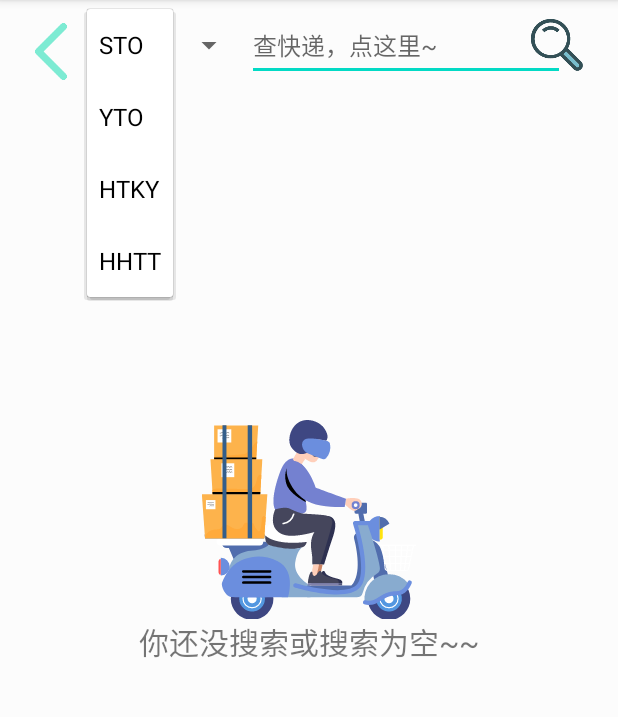
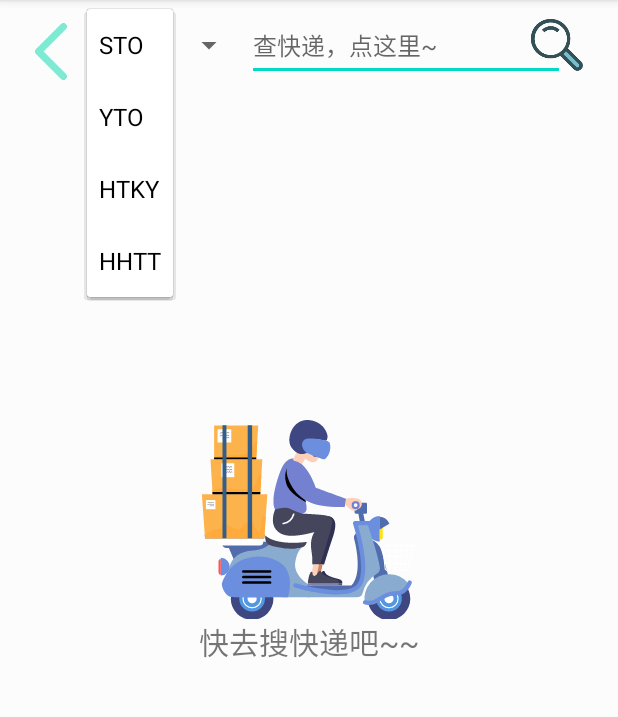
Before and after one commit to dengjingli/Express, an Android app: the screen it shows after launch (MainActivity), after a tap on "STO", on a phone screen of 412 x 824 dp, the part 84-801 px from its top. Run offline under Robolectric (Android 15) with nearby library versions, the phone set to English and light mode, and no system bars.

Commit message:
adapter修改

```diff
--- a/app/src/main/java/com/swufeedu/express/MainActivity.java
+++ b/app/src/main/java/com/swufeedu/express/MainActivity.java
@@ -48,8 +48,5 @@ public class MainActivity extends AppCompatActivity {
         Intent intent = new Intent(this,ListActivity.class);
         startActivity(intent);
 
-
-
-
     }
 }
--- a/app/src/main/java/com/swufeedu/express/MyAdapter.java
+++ b/app/src/main/java/com/swufeedu/express/MyAdapter.java
@@ -5,6 +5,7 @@ import android.view.LayoutInflater;
 import android.view.View;
 import android.view.ViewGroup;
 
+import android.widget.LinearLayout;
 import android.widget.TextView;
 
 import androidx.recyclerview.widget.RecyclerView;
@@ -47,6 +48,9 @@ public class MyAdapter extends RecyclerView.Adapter<MyAdapter.ViewHolder> {
         Item itemList = myItems.get(position);
         holder.station.setText(itemList.getStation());
         holder.time.setText(itemList.getTime());
+        ViewHolder itemViewHolder = (ViewHolder) holder;
+        ViewGroup.LayoutParams layoutParams = itemViewHolder.itemView.getLayoutParams();
+        layoutParams.height = LinearLayout.LayoutParams.WRAP_CONTENT;
     }
 
 
--- a/app/src/main/res/layout/activity_list.xml
+++ b/app/src/main/res/layout/activity_list.xml
@@ -16,7 +16,7 @@
             android:layout_height="48dp"
             android:layout_marginLeft="10dp"
             android:layout_marginTop="5dp"
-            android:onClick="onClick"
+            android:onClick="save"
             android:paddingTop="10dp"
             app:srcCompat="@mipmap/back"
             tools:ignore="SpeakableTextPresentCheck" />
@@ -59,6 +59,7 @@
             android:src="@mipmap/search"
             tools:ignore="SpeakableTextPresentCheck" />
     </RelativeLayout>
+
 
     <RelativeLayout
 
--- a/app/src/main/res/layout/activity_main.xml
+++ b/app/src/main/res/layout/activity_main.xml
@@ -74,7 +74,7 @@
         android:id="@+id/search_null"
         android:layout_width="match_parent"
         android:layout_height="wrap_content"
-        android:text="你还没搜索或搜索为空~~"
+        android:text="快去搜快递吧~~"
         android:gravity="center"
         android:textSize="20sp"
         android:drawableTop="@mipmap/search_null"
```
Also changed, not shown: app/src/main/java/com/swufeedu/express/ListActivity.java (+8 -0 lines).
